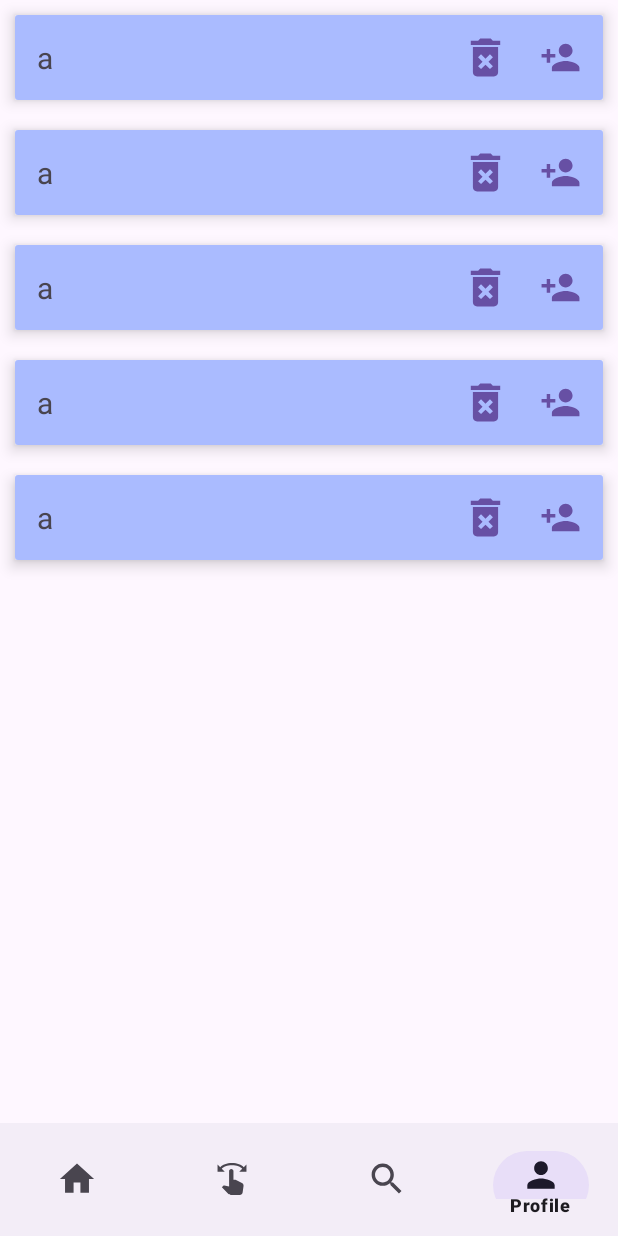
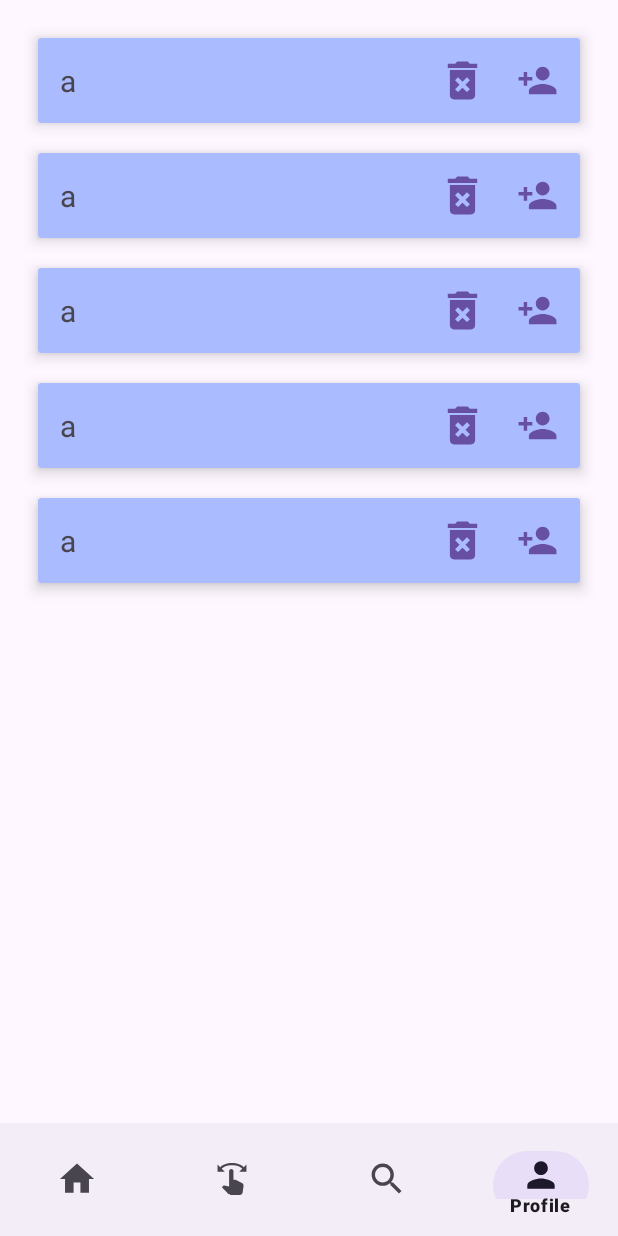
Before and after one commit to ahjuissi/BookBuddy, an Android app: the screen it shows after launch (NavActivity), item 4 of the bottom bar chosen, on a phone screen of 412 x 824 dp. Run offline under Robolectric (Android 15) with nearby library versions, the phone set to English and light mode, and no system bars.

Commit message:
ProfileFragment -> RecycleView poprawiony, działa adapter

```diff
--- a/app/src/main/java/com/example/bookbuddy/UserAdapter.kt
+++ b/app/src/main/java/com/example/bookbuddy/UserAdapter.kt
@@ -7,9 +7,6 @@ import android.view.ViewGroup
 import android.widget.Button
 import android.widget.TextView
 import androidx.recyclerview.widget.RecyclerView
-import android.util.Log
-import android.widget.ExpandableListView.OnChildClickListener
-import androidx.appcompat.view.menu.MenuView.ItemView
 
 class UserAdapter(private val mList: MutableList<UserViewModel>) : RecyclerView.Adapter<UserAdapter.ViewHolder>() {
 
--- a/app/src/main/res/layout/fragment_profile.xml
+++ b/app/src/main/res/layout/fragment_profile.xml
@@ -11,6 +11,7 @@
     android:id="@+id/recycler_view"
     android:layout_width="match_parent"
     android:layout_height="match_parent"
+    android:padding="15dp"
     tools:itemCount="5"
     tools:listitem="@layout/user_list_view_design" />
 
```
